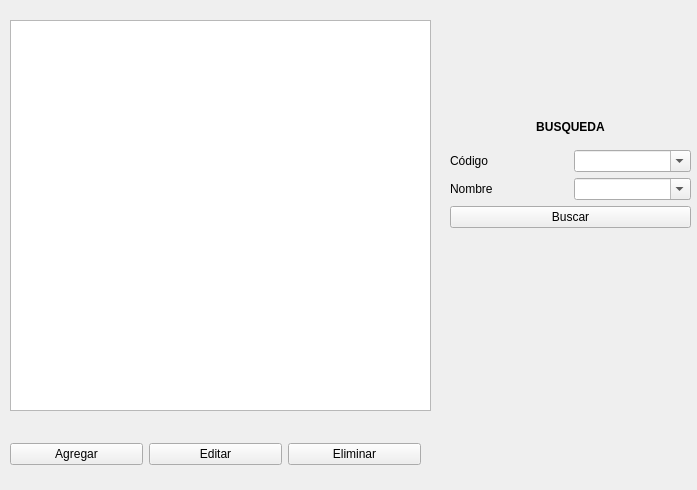
First picture: the form in Proyecto/Modulo_Producto/Productos.ui, repository PaulaCanales/Proyecto_Ventas, before the edit.
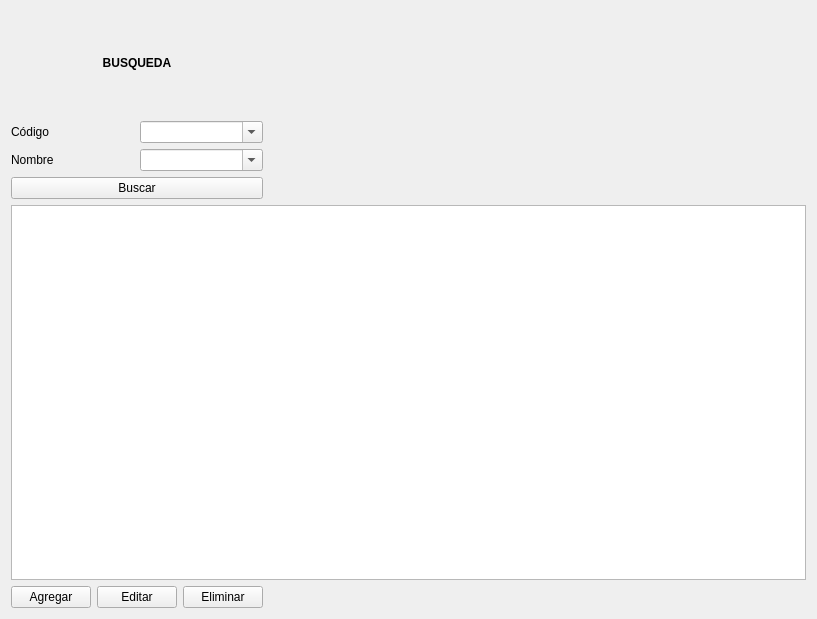
Second picture: the form after the edit.

The edit to the form file:
```diff
--- a/Proyecto/Modulo_Producto/Productos.ui
+++ b/Proyecto/Modulo_Producto/Productos.ui
@@ -6,32 +6,15 @@
    <rect>
     <x>0</x>
     <y>0</y>
-    <width>697</width>
-    <height>490</height>
+    <width>817</width>
+    <height>619</height>
    </rect>
   </property>
   <property name="windowTitle">
    <string>Productos</string>
   </property>
-  <widget class="QWidget" name="imagen" native="true">
-   <property name="geometry">
-    <rect>
-     <x>470</x>
-     <y>240</y>
-     <width>171</width>
-     <height>141</height>
-    </rect>
-   </property>
-  </widget>
-  <widget class="QWidget" name="layoutWidget">
-   <property name="geometry">
-    <rect>
-     <x>450</x>
-     <y>110</y>
-     <width>241</width>
-     <height>118</height>
-    </rect>
-   </property>
+  <layout class="QGridLayout" name="gridLayout_3">
+   <item row="0" column="0">
    <layout class="QGridLayout" name="gridLayout_2">
     <item row="1" column="0">
      <widget class="QLabel" name="label_2">
@@ -40,13 +23,6 @@
       </property>
      </widget>
     </item>
-    <item row="2" column="0">
-     <widget class="QLabel" name="label_3">
-      <property name="text">
-       <string>Nombre</string>
-      </property>
-     </widget>
-    </item>
     <item row="3" column="0" colspan="2">
      <widget class="QPushButton" name="buscar">
       <property name="text">
@@ -54,6 +30,27 @@
       </property>
      </widget>
     </item>
+     <item row="1" column="1">
+      <widget class="QComboBox" name="combosku">
+       <property name="editable">
+        <bool>true</bool>
+       </property>
+      </widget>
+     </item>
+     <item row="2" column="1">
+      <widget class="QComboBox" name="combonombre">
+       <property name="editable">
+        <bool>true</bool>
+       </property>
+      </widget>
+     </item>
+     <item row="2" column="0">
+      <widget class="QLabel" name="label_3">
+       <property name="text">
+        <string>Nombre</string>
+       </property>
+      </widget>
+     </item>
     <item row="0" column="0" colspan="2">
      <widget class="QLabel" name="label">
       <property name="font">
@@ -70,31 +67,25 @@
       </property>
      </widget>
     </item>
-    <item row="1" column="1">
-     <widget class="QComboBox" name="combosku">
-      <property name="editable">
-       <bool>true</bool>
-      </property>
-     </widget>
-    </item>
-    <item row="2" column="1">
-     <widget class="QComboBox" name="combonombre">
-      <property name="editable">
-       <bool>true</bool>
-      </property>
-     </widget>
-    </item>
-   </layout>
-  </widget>
-  <widget class="QWidget" name="layoutWidget">
-   <property name="geometry">
-    <rect>
-     <x>10</x>
-     <y>440</y>
-     <width>411</width>
-     <height>29</height>
-    </rect>
-   </property>
+    </layout>
+   </item>
+   <item row="1" column="0" rowspan="2" colspan="3">
+    <widget class="QTableView" name="grilla_prod">
+     <property name="alternatingRowColors">
+      <bool>true</bool>
+     </property>
+     <property name="selectionMode">
+      <enum>QAbstractItemView::SingleSelection</enum>
+     </property>
+     <property name="selectionBehavior">
+      <enum>QAbstractItemView::SelectRows</enum>
+     </property>
+     <property name="sortingEnabled">
+      <bool>true</bool>
+     </property>
+    </widget>
+   </item>
+   <item row="3" column="0">
    <layout class="QGridLayout" name="gridLayout">
     <item row="0" column="0">
      <widget class="QPushButton" name="agregar">
@@ -118,29 +109,37 @@
      </widget>
     </item>
    </layout>
-  </widget>
-  <widget class="QTableView" name="grilla_prod">
-   <property name="geometry">
-    <rect>
-     <x>10</x>
-     <y>20</y>
-     <width>421</width>
-     <height>391</height>
-    </rect>
-   </property>
-   <property name="alternatingRowColors">
-    <bool>true</bool>
-   </property>
-   <property name="selectionMode">
-    <enum>QAbstractItemView::SingleSelection</enum>
-   </property>
-   <property name="selectionBehavior">
-    <enum>QAbstractItemView::SelectRows</enum>
-   </property>
-   <property name="sortingEnabled">
-    <bool>true</bool>
-   </property>
-  </widget>
+   </item>
+   <item row="3" column="2">
+    <widget class="QWidget" name="imagen" native="true"/>
+   </item>
+   <item row="0" column="2">
+    <spacer name="horizontalSpacer">
+     <property name="orientation">
+      <enum>Qt::Horizontal</enum>
+     </property>
+     <property name="sizeHint" stdset="0">
+      <size>
+       <width>40</width>
+       <height>20</height>
+      </size>
+     </property>
+    </spacer>
+   </item>
+   <item row="3" column="1">
+    <spacer name="horizontalSpacer_2">
+     <property name="orientation">
+      <enum>Qt::Horizontal</enum>
+     </property>
+     <property name="sizeHint" stdset="0">
+      <size>
+       <width>40</width>
+       <height>20</height>
+      </size>
+     </property>
+    </spacer>
+   </item>
+  </layout>
  </widget>
  <resources/>
  <connections/>
```
Lines whose indentation alone changed are shown as unchanged.
